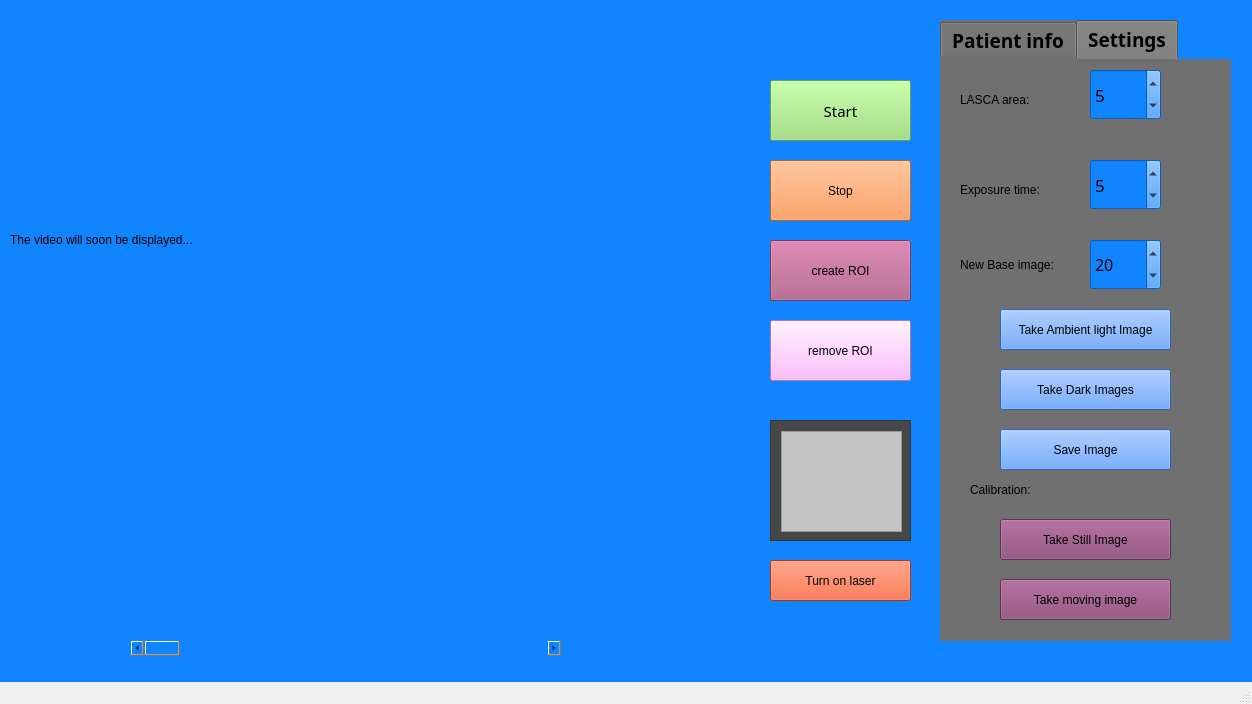
The window that LSI Project GUI/LSI Project GUI/LSIProjectGUI.ui (Fridanylund/LSI) describes before a commit, drawn with Qt 5.
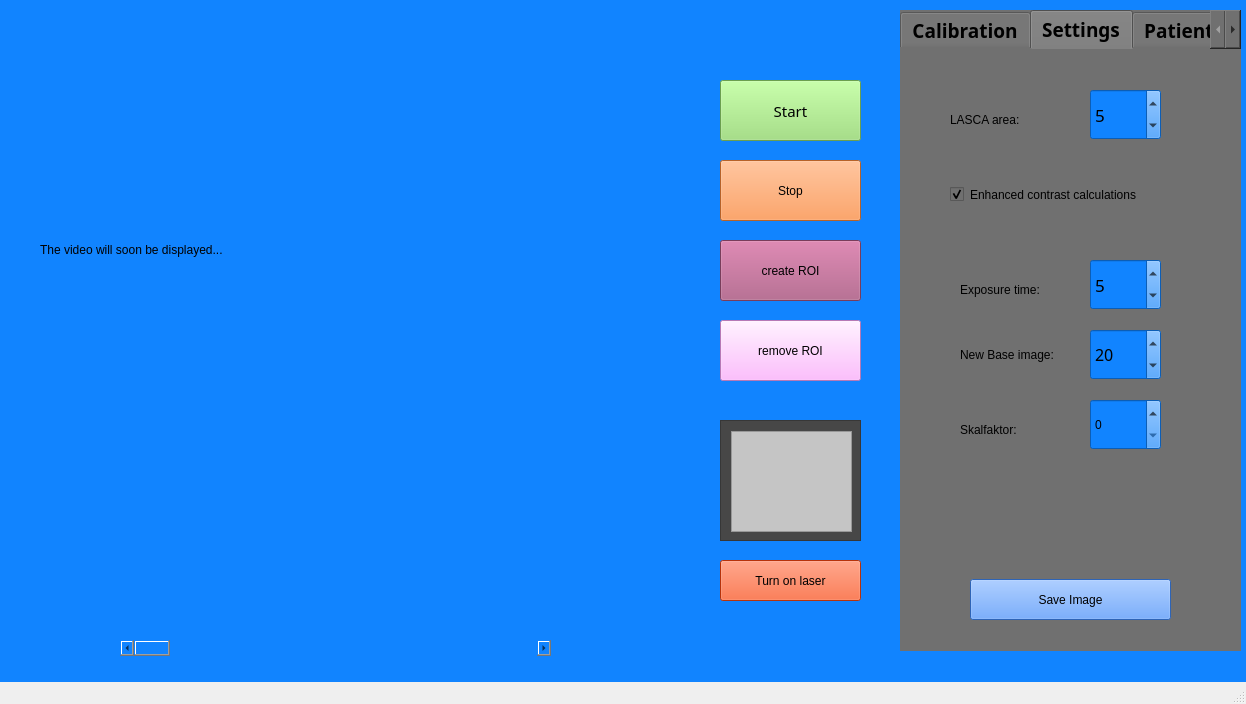
The same window after the commit. The open tabs and pages were chosen to show the change. Custom widgets are drawn as their Qt base class.

The edit to the form file:
```diff
--- a/LSI Project GUI/LSI Project GUI/LSIProjectGUI.ui
+++ b/LSI Project GUI/LSI Project GUI/LSIProjectGUI.ui
@@ -6,7 +6,7 @@
    <rect>
     <x>0</x>
     <y>0</y>
-    <width>1252</width>
+    <width>1246</width>
     <height>704</height>
    </rect>
   </property>
@@ -20,8 +20,8 @@
    <widget class="QLabel" name="button_test">
     <property name="geometry">
      <rect>
-      <x>880</x>
-      <y>30</y>
+      <x>740</x>
+      <y>20</y>
       <width>91</width>
       <height>31</height>
      </rect>
@@ -33,7 +33,7 @@
    <widget class="QPushButton" name="startButton">
     <property name="geometry">
      <rect>
-      <x>770</x>
+      <x>720</x>
       <y>80</y>
       <width>141</width>
       <height>61</height>
@@ -59,7 +59,7 @@
    <widget class="QPushButton" name="stopButton">
     <property name="geometry">
      <rect>
-      <x>770</x>
+      <x>720</x>
       <y>160</y>
       <width>141</width>
       <height>61</height>
@@ -76,7 +76,7 @@
    <widget class="QPushButton" name="createROIButton">
     <property name="geometry">
      <rect>
-      <x>770</x>
+      <x>720</x>
       <y>240</y>
       <width>141</width>
       <height>61</height>
@@ -93,7 +93,7 @@
    <widget class="QPushButton" name="removeROIButton">
     <property name="geometry">
      <rect>
-      <x>770</x>
+      <x>720</x>
       <y>320</y>
       <width>141</width>
       <height>61</height>
@@ -110,12 +110,15 @@
    <widget class="QLabel" name="videoLabel">
     <property name="geometry">
      <rect>
-      <x>10</x>
-      <y>0</y>
+      <x>40</x>
+      <y>10</y>
       <width>640</width>
       <height>480</height>
      </rect>
     </property>
+    <property name="styleSheet">
+     <string notr="true">border-color: rgb(118, 111, 120);</string>
+    </property>
     <property name="text">
      <string>The video will soon be displayed...</string>
     </property>
@@ -123,10 +126,10 @@
    <widget class="QTabWidget" name="settings_patientInfo">
     <property name="geometry">
      <rect>
-      <x>940</x>
-      <y>20</y>
-      <width>291</width>
-      <height>621</height>
+      <x>900</x>
+      <y>10</y>
+      <width>341</width>
+      <height>641</height>
      </rect>
     </property>
     <property name="font">
@@ -156,6 +159,347 @@
     <property name="movable">
      <bool>true</bool>
     </property>
+    <widget class="QWidget" name="Calibration">
+     <attribute name="title">
+      <string>Calibration</string>
+     </attribute>
+     <widget class="QPushButton" name="CalibrateMoving_Button">
+      <property name="geometry">
+       <rect>
+        <x>80</x>
+        <y>210</y>
+        <width>171</width>
+        <height>41</height>
+       </rect>
+      </property>
+      <property name="styleSheet">
+       <string notr="true">font: 75 12pt &quot;Segoe UI Light&quot;;
+background-color: rgb(135, 68, 115);</string>
+      </property>
+      <property name="text">
+       <string>Take moving image</string>
+      </property>
+     </widget>
+     <widget class="QPushButton" name="CalibrateStill_Button">
+      <property name="geometry">
+       <rect>
+        <x>80</x>
+        <y>270</y>
+        <width>171</width>
+        <height>41</height>
+       </rect>
+      </property>
+      <property name="styleSheet">
+       <string notr="true">font: 75 12pt &quot;Segoe UI Light&quot;;
+background-color: rgb(135, 68, 115);</string>
+      </property>
+      <property name="text">
+       <string>Take Still Image</string>
+      </property>
+     </widget>
+     <widget class="QTextBrowser" name="textBrowser">
+      <property name="geometry">
+       <rect>
+        <x>10</x>
+        <y>10</y>
+        <width>321</width>
+        <height>191</height>
+       </rect>
+      </property>
+      <property name="styleSheet">
+       <string notr="true">font: 75 12pt &quot;Segoe UI Light&quot;;
+</string>
+      </property>
+      <property name="html">
+       <string>&lt;!DOCTYPE HTML PUBLIC &quot;-//W3C//DTD HTML 4.0//EN&quot; &quot;http://www.w3.org/TR/REC-html40/strict.dtd&quot;&gt;
+&lt;html&gt;&lt;head&gt;&lt;meta name=&quot;qrichtext&quot; content=&quot;1&quot; /&gt;&lt;style type=&quot;text/css&quot;&gt;
+p, li { white-space: pre-wrap; }
+&lt;/style&gt;&lt;/head&gt;&lt;body style=&quot; font-family:'Segoe UI Light'; font-size:12pt; font-weight:72; font-style:normal;&quot;&gt;
+&lt;p style=&quot; margin-top:0px; margin-bottom:0px; margin-left:0px; margin-right:0px; -qt-block-indent:0; text-indent:0px;&quot;&gt;Press the purple buttons to get new normalization values!&lt;/p&gt;
+&lt;p style=&quot;-qt-paragraph-type:empty; margin-top:0px; margin-bottom:0px; margin-left:0px; margin-right:0px; -qt-block-indent:0; text-indent:0px;&quot;&gt;&lt;br /&gt;&lt;/p&gt;
+&lt;p style=&quot; margin-top:0px; margin-bottom:0px; margin-left:0px; margin-right:0px; -qt-block-indent:0; text-indent:0px;&quot;&gt;Press the blue buttons if the dark image or the ambient light image needs to be updated!&lt;/p&gt;
+&lt;p style=&quot;-qt-paragraph-type:empty; margin-top:0px; margin-bottom:0px; margin-left:0px; margin-right:0px; -qt-block-indent:0; text-indent:0px;&quot;&gt;&lt;br /&gt;&lt;/p&gt;
+&lt;p style=&quot; margin-top:0px; margin-bottom:0px; margin-left:0px; margin-right:0px; -qt-block-indent:0; text-indent:0px;&quot;&gt;The dark blue button will reset the calibration to the standard values!&lt;/p&gt;&lt;/body&gt;&lt;/html&gt;</string>
+      </property>
+     </widget>
+     <widget class="QPushButton" name="pushButton">
+      <property name="geometry">
+       <rect>
+        <x>90</x>
+        <y>520</y>
+        <width>171</width>
+        <height>51</height>
+       </rect>
+      </property>
+      <property name="styleSheet">
+       <string notr="true">font: 75 12pt &quot;Segoe UI Light&quot;;
+background-color: rgb(17, 61, 118);</string>
+      </property>
+      <property name="text">
+       <string>Reset </string>
+      </property>
+     </widget>
+     <widget class="QPushButton" name="Dark_Button">
+      <property name="geometry">
+       <rect>
+        <x>70</x>
+        <y>360</y>
+        <width>201</width>
+        <height>41</height>
+       </rect>
+      </property>
+      <property name="styleSheet">
+       <string notr="true">font: 75 12pt &quot;Segoe UI Light&quot;;
+background-color: rgb(64, 140, 255);</string>
+      </property>
+      <property name="text">
+       <string>Take Dark Images</string>
+      </property>
+     </widget>
+     <widget class="QPushButton" name="AmbL_Button">
+      <property name="geometry">
+       <rect>
+        <x>70</x>
+        <y>420</y>
+        <width>201</width>
+        <height>41</height>
+       </rect>
+      </property>
+      <property name="styleSheet">
+       <string notr="true">font: 75 12pt &quot;Segoe UI Light&quot;;
+background-color: rgb(64, 140, 255);</string>
+      </property>
+      <property name="text">
+       <string>Take Ambient light Image</string>
+      </property>
+     </widget>
+    </widget>
+    <widget class="QWidget" name="settings">
+     <attribute name="title">
+      <string>Settings</string>
+     </attribute>
+     <widget class="QSpinBox" name="LASCAarea">
+      <property name="geometry">
+       <rect>
+        <x>190</x>
+        <y>40</y>
+        <width>71</width>
+        <height>51</height>
+       </rect>
+      </property>
+      <property name="font">
+       <font>
+        <family>Segoe UI Light</family>
+        <pointsize>13</pointsize>
+        <weight>50</weight>
+        <bold>false</bold>
+       </font>
+      </property>
+      <property name="styleSheet">
+       <string notr="true">background-color: rgb(17, 132, 255);
+border-color: rgb(56, 56, 56);</string>
+      </property>
+      <property name="singleStep">
+       <number>2</number>
+      </property>
+      <property name="value">
+       <number>5</number>
+      </property>
+     </widget>
+     <widget class="QLabel" name="LASCA_label">
+      <property name="geometry">
+       <rect>
+        <x>50</x>
+        <y>60</y>
+        <width>91</width>
+        <height>21</height>
+       </rect>
+      </property>
+      <property name="styleSheet">
+       <string notr="true">font: 75 12pt &quot;Segoe UI Light&quot;;</string>
+      </property>
+      <property name="text">
+       <string>LASCA area:</string>
+      </property>
+     </widget>
+     <widget class="QLabel" name="exposure_label">
+      <property name="geometry">
+       <rect>
+        <x>60</x>
+        <y>230</y>
+        <width>111</width>
+        <height>21</height>
+       </rect>
+      </property>
+      <property name="styleSheet">
+       <string notr="true">font: 75 12pt &quot;Segoe UI Light&quot;;</string>
+      </property>
+      <property name="text">
+       <string>Exposure time:</string>
+      </property>
+     </widget>
+     <widget class="QDoubleSpinBox" name="exposuretime">
+      <property name="geometry">
+       <rect>
+        <x>190</x>
+        <y>210</y>
+        <width>71</width>
+        <height>51</height>
+       </rect>
+      </property>
+      <property name="font">
+       <font>
+        <family>Segoe UI Light</family>
+        <pointsize>13</pointsize>
+        <weight>50</weight>
+        <bold>false</bold>
+       </font>
+      </property>
+      <property name="styleSheet">
+       <string notr="true">background-color: rgb(17, 132, 255);
+border-color: rgb(56, 56, 56);</string>
+      </property>
+      <property name="decimals">
+       <number>0</number>
+      </property>
+      <property name="minimum">
+       <double>1.000000000000000</double>
+      </property>
+      <property name="value">
+       <double>5.000000000000000</double>
+      </property>
+     </widget>
+     <widget class="QLabel" name="error_LASCA_label">
+      <property name="geometry">
+       <rect>
+        <x>50</x>
+        <y>100</y>
+        <width>231</width>
+        <height>21</height>
+       </rect>
+      </property>
+      <property name="styleSheet">
+       <string notr="true">color: rgb(186, 1, 35);</string>
+      </property>
+      <property name="text">
+       <string/>
+      </property>
+     </widget>
+     <widget class="QLabel" name="label">
+      <property name="geometry">
+       <rect>
+        <x>60</x>
+        <y>290</y>
+        <width>121</width>
+        <height>31</height>
+       </rect>
+      </property>
+      <property name="styleSheet">
+       <string notr="true">font: 75 12pt &quot;Segoe UI Light&quot;;</string>
+      </property>
+      <property name="text">
+       <string>New Base image:</string>
+      </property>
+     </widget>
+     <widget class="QSpinBox" name="spinBox">
+      <property name="geometry">
+       <rect>
+        <x>190</x>
+        <y>280</y>
+        <width>71</width>
+        <height>51</height>
+       </rect>
+      </property>
+      <property name="font">
+       <font>
+        <family>Segoe UI Light</family>
+        <pointsize>12</pointsize>
+        <weight>50</weight>
+        <bold>false</bold>
+       </font>
+      </property>
+      <property name="styleSheet">
+       <string notr="true">background-color: rgb(17, 132, 255);
+border-color: rgb(56, 56, 56);</string>
+      </property>
+      <property name="maximum">
+       <number>300</number>
+      </property>
+      <property name="value">
+       <number>20</number>
+      </property>
+     </widget>
+     <widget class="QPushButton" name="Save_Im">
+      <property name="geometry">
+       <rect>
+        <x>70</x>
+        <y>530</y>
+        <width>201</width>
+        <height>41</height>
+       </rect>
+      </property>
+      <property name="styleSheet">
+       <string notr="true">font: 75 12pt &quot;Segoe UI Light&quot;;
+
+background-color: rgb(64, 140, 255);</string>
+      </property>
+      <property name="text">
+       <string>Save Image</string>
+      </property>
+     </widget>
+     <widget class="QCheckBox" name="checkBox">
+      <property name="geometry">
+       <rect>
+        <x>50</x>
+        <y>130</y>
+        <width>231</width>
+        <height>31</height>
+       </rect>
+      </property>
+      <property name="styleSheet">
+       <string notr="true">font: 75 12pt &quot;Segoe UI Light&quot;;
+</string>
+      </property>
+      <property name="text">
+       <string>Enhanced contrast calculations</string>
+      </property>
+      <property name="checked">
+       <bool>true</bool>
+      </property>
+     </widget>
+     <widget class="QLabel" name="label_2">
+      <property name="geometry">
+       <rect>
+        <x>60</x>
+        <y>370</y>
+        <width>91</width>
+        <height>21</height>
+       </rect>
+      </property>
+      <property name="styleSheet">
+       <string notr="true">font: 75 12pt &quot;Segoe UI Light&quot;;
+</string>
+      </property>
+      <property name="text">
+       <string>Skalfaktor: </string>
+      </property>
+     </widget>
+     <widget class="QSpinBox" name="spinBox_2">
+      <property name="geometry">
+       <rect>
+        <x>190</x>
+        <y>350</y>
+        <width>71</width>
+        <height>51</height>
+       </rect>
+      </property>
+      <property name="styleSheet">
+       <string notr="true">background-color: rgb(17, 132, 255);
+font: 75 12pt &quot;Segoe UI Light&quot;;
+border-color: rgb(56, 56, 56);</string>
+      </property>
+     </widget>
+    </widget>
     <widget class="QWidget" name="patientinformation">
      <attribute name="title">
       <string>Patient info</string>
@@ -303,276 +647,34 @@
       </property>
      </widget>
     </widget>
-    <widget class="QWidget" name="settings">
-     <attribute name="title">
-      <string>Settings</string>
-     </attribute>
-     <widget class="QSpinBox" name="LASCAarea">
-      <property name="geometry">
-       <rect>
-        <x>150</x>
-        <y>10</y>
-        <width>71</width>
-        <height>51</height>
-       </rect>
-      </property>
-      <property name="font">
-       <font>
-        <family>Segoe UI Light</family>
-        <pointsize>13</pointsize>
-        <weight>50</weight>
-        <bold>false</bold>
-       </font>
-      </property>
-      <property name="styleSheet">
-       <string notr="true">background-color: rgb(17, 132, 255);
-border-color: rgb(56, 56, 56);</string>
-      </property>
-      <property name="value">
-       <number>5</number>
-      </property>
-     </widget>
-     <widget class="QLabel" name="LASCA_label">
-      <property name="geometry">
-       <rect>
-        <x>20</x>
-        <y>30</y>
-        <width>91</width>
-        <height>21</height>
-       </rect>
-      </property>
-      <property name="styleSheet">
-       <string notr="true">font: 75 12pt &quot;Segoe UI Light&quot;;</string>
-      </property>
-      <property name="text">
-       <string>LASCA area:</string>
-      </property>
-     </widget>
-     <widget class="QLabel" name="exposure_label">
-      <property name="geometry">
-       <rect>
-        <x>20</x>
-        <y>120</y>
-        <width>111</width>
-        <height>21</height>
-       </rect>
-      </property>
-      <property name="styleSheet">
-       <string notr="true">font: 75 12pt &quot;Segoe UI Light&quot;;</string>
-      </property>
-      <property name="text">
-       <string>Exposure time:</string>
-      </property>
-     </widget>
-     <widget class="QDoubleSpinBox" name="exposuretime">
-      <property name="geometry">
-       <rect>
-        <x>150</x>
-        <y>100</y>
-        <width>71</width>
-        <height>51</height>
-       </rect>
-      </property>
-      <property name="font">
-       <font>
-        <family>Segoe UI Light</family>
-        <pointsize>13</pointsize>
-        <weight>50</weight>
-        <bold>false</bold>
-       </font>
-      </property>
-      <property name="styleSheet">
-       <string notr="true">background-color: rgb(17, 132, 255);
-border-color: rgb(56, 56, 56);</string>
-      </property>
-      <property name="decimals">
-       <number>0</number>
-      </property>
-      <property name="minimum">
-       <double>1.000000000000000</double>
-      </property>
-      <property name="value">
-       <double>5.000000000000000</double>
-      </property>
-     </widget>
-     <widget class="QLabel" name="error_LASCA_label">
-      <property name="geometry">
-       <rect>
-        <x>20</x>
-        <y>70</y>
-        <width>231</width>
-        <height>21</height>
-       </rect>
-      </property>
-      <property name="styleSheet">
-       <string notr="true">color: rgb(186, 1, 35);</string>
-      </property>
-      <property name="text">
-       <string/>
-      </property>
-     </widget>
-     <widget class="QPushButton" name="AmbL_Button">
-      <property name="geometry">
-       <rect>
-        <x>60</x>
-        <y>250</y>
-        <width>171</width>
-        <height>41</height>
-       </rect>
-      </property>
-      <property name="styleSheet">
-       <string notr="true">font: 75 12pt &quot;Segoe UI Light&quot;;
-background-color: rgb(64, 140, 255);</string>
-      </property>
-      <property name="text">
-       <string>Take Ambient light Image</string>
-      </property>
-     </widget>
-     <widget class="QPushButton" name="Dark_Button">
-      <property name="geometry">
-       <rect>
-        <x>60</x>
-        <y>310</y>
-        <width>171</width>
-        <height>41</height>
-       </rect>
-      </property>
-      <property name="styleSheet">
-       <string notr="true">font: 75 12pt &quot;Segoe UI Light&quot;;
-background-color: rgb(64, 140, 255);</string>
-      </property>
-      <property name="text">
-       <string>Take Dark Images</string>
-      </property>
-     </widget>
-     <widget class="QLabel" name="label">
-      <property name="geometry">
-       <rect>
-        <x>20</x>
-        <y>190</y>
-        <width>121</width>
-        <height>31</height>
-       </rect>
-      </property>
-      <property name="styleSheet">
-       <string notr="true">font: 75 12pt &quot;Segoe UI Light&quot;;</string>
-      </property>
-      <property name="text">
-       <string>New Base image:</string>
-      </property>
-     </widget>
-     <widget class="QSpinBox" name="spinBox">
-      <property name="geometry">
-       <rect>
-        <x>150</x>
-        <y>180</y>
-        <width>71</width>
-        <height>51</height>
-       </rect>
-      </property>
-      <property name="font">
-       <font>
-        <family>Segoe UI Light</family>
-        <pointsize>12</pointsize>
-        <weight>50</weight>
-        <bold>false</bold>
-       </font>
-      </property>
-      <property name="styleSheet">
-       <string notr="true">background-color: rgb(17, 132, 255);
-border-color: rgb(56, 56, 56);</string>
-      </property>
-      <property name="maximum">
-       <number>300</number>
-      </property>
-      <property name="value">
-       <number>20</number>
-      </property>
-     </widget>
-     <widget class="QPushButton" name="CalibrateStill_Button">
-      <property name="geometry">
-       <rect>
-        <x>60</x>
-        <y>460</y>
-        <width>171</width>
-        <height>41</height>
-       </rect>
-      </property>
-      <property name="styleSheet">
-       <string notr="true">font: 75 12pt &quot;Segoe UI Light&quot;;
-background-color: rgb(135, 68, 115);</string>
-      </property>
-      <property name="text">
-       <string>Take Still Image</string>
-      </property>
-     </widget>
-     <widget class="QPushButton" name="CalibrateMoving_Button">
-      <property name="geometry">
-       <rect>
-        <x>60</x>
-        <y>520</y>
-        <width>171</width>
-        <height>41</height>
-       </rect>
-      </property>
-      <property name="styleSheet">
-       <string notr="true">font: 75 12pt &quot;Segoe UI Light&quot;;
-background-color: rgb(135, 68, 115);</string>
-      </property>
-      <property name="text">
-       <string>Take moving image</string>
-      </property>
-     </widget>
-     <widget class="QLabel" name="label_2">
-      <property name="geometry">
-       <rect>
-        <x>30</x>
-        <y>420</y>
-        <width>101</width>
-        <height>21</height>
-       </rect>
-      </property>
-      <property name="styleSheet">
-       <string notr="true">font: 75 12pt &quot;Segoe UI Light&quot;;
-</string>
-      </property>
-      <property name="text">
-       <string>Calibration:</string>
-      </property>
-     </widget>
-     <widget class="QPushButton" name="Save_Im">
-      <property name="geometry">
-       <rect>
-        <x>60</x>
-        <y>370</y>
-        <width>171</width>
-        <height>41</height>
-       </rect>
-      </property>
-      <property name="styleSheet">
-       <string notr="true">font: 75 12pt &quot;Segoe UI Light&quot;;
-background-color: rgb(64, 140, 255);</string>
-      </property>
-      <property name="text">
-       <string>Save Image</string>
-      </property>
-     </widget>
-    </widget>
    </widget>
    <widget class="QCustomPlot" name="customPlot" native="true">
     <property name="geometry">
      <rect>
-      <x>130</x>
-      <y>480</y>
+      <x>120</x>
+      <y>500</y>
       <width>431</width>
       <height>161</height>
      </rect>
     </property>
+    <widget class="QScrollBar" name="horizontalScrollBar">
+     <property name="geometry">
+      <rect>
+       <x>0</x>
+       <y>140</y>
+       <width>431</width>
+       <height>16</height>
+      </rect>
+     </property>
+     <property name="orientation">
+      <enum>Qt::Horizontal</enum>
+     </property>
+    </widget>
    </widget>
    <widget class="QScrollArea" name="scrollArea_2">
     <property name="geometry">
      <rect>
-      <x>770</x>
+      <x>720</x>
       <y>420</y>
       <width>141</width>
       <height>121</height>
@@ -744,7 +846,7 @@
    <widget class="QPushButton" name="laserButton">
     <property name="geometry">
      <rect>
-      <x>770</x>
+      <x>720</x>
       <y>560</y>
       <width>141</width>
       <height>41</height>
@@ -757,19 +859,6 @@
      <string>Turn on laser</string>
     </property>
    </widget>
-   <widget class="QScrollBar" name="horizontalScrollBar">
-    <property name="geometry">
-     <rect>
-      <x>130</x>
-      <y>640</y>
-      <width>431</width>
-      <height>16</height>
-     </rect>
-    </property>
-    <property name="orientation">
-     <enum>Qt::Horizontal</enum>
-    </property>
-   </widget>
   </widget>
   <widget class="QMenuBar" name="menuBar">
    <property name="geometry">
```
Left out of the diff: 12 changed lines with no effect on the pictures.
